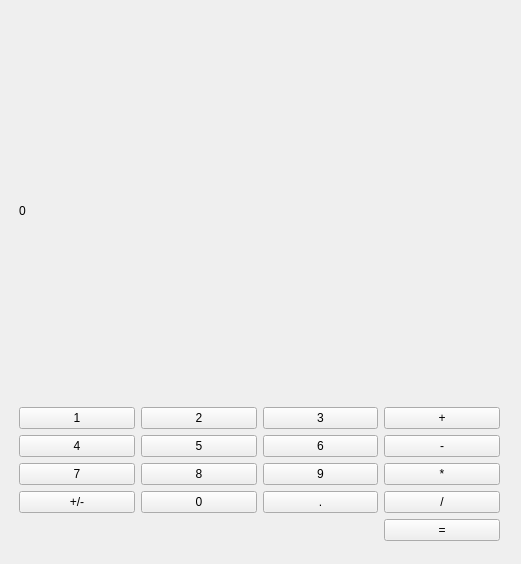
First picture: the form in calculator.ui, repository B54322/lessons, before the edit.
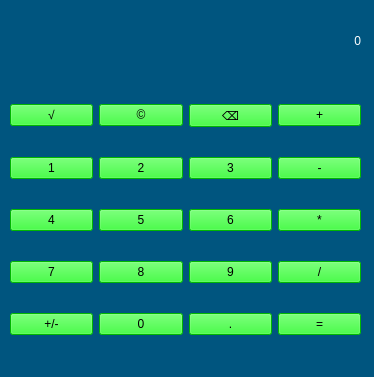
Second picture: the form after the edit. Icons and pictures are not drawn.

Patch:
```diff
--- a/calculator.ui
+++ b/calculator.ui
@@ -6,114 +6,72 @@
    <rect>
     <x>0</x>
     <y>0</y>
-    <width>521</width>
-    <height>564</height>
+    <width>374</width>
+    <height>377</height>
    </rect>
   </property>
   <property name="windowTitle">
-   <string>MainWindow</string>
+   <string>КАЛЬКУЛЯТОР</string>
+  </property>
+  <property name="windowIcon">
+   <iconset>
+    <normaloff>img/icon.ico</normaloff>img/icon.ico</iconset>
+  </property>
+  <property name="styleSheet">
+   <string notr="true">QMainWindow
+{
+	background-color: rgb(0, 85, 127);
+}
+
+QPushButton
+{
+	font: 700 24pt &quot;Script MT Bold&quot;;
+	background-color: rgb(0, 255, 0);
+}</string>
   </property>
   <widget class="QWidget" name="centralwidget">
    <widget class="QWidget" name="verticalLayoutWidget">
     <property name="geometry">
      <rect>
-      <x>19</x>
-      <y>20</y>
-      <width>481</width>
-      <height>521</height>
+      <x>10</x>
+      <y>80</y>
+      <width>351</width>
+      <height>281</height>
      </rect>
     </property>
-    <layout class="QVBoxLayout" name="verticalLayout">
-     <item>
-      <widget class="QLabel" name="screen">
-       <property name="text">
-        <string>0</string>
-       </property>
-      </widget>
-     </item>
-     <item>
       <layout class="QGridLayout" name="gridLayout">
-       <item row="3" column="0">
-        <widget class="QPushButton" name="plus_minus">
-         <property name="text">
-          <string>+/-</string>
-         </property>
-        </widget>
-       </item>
-       <item row="2" column="3">
-        <widget class="QPushButton" name="multiplication">
-         <property name="text">
-          <string>*</string>
-         </property>
-        </widget>
-       </item>
-       <item row="0" column="0">
-        <widget class="QPushButton" name="b1">
-         <property name="text">
-          <string>1</string>
-         </property>
-        </widget>
-       </item>
-       <item row="1" column="1">
-        <widget class="QPushButton" name="b5">
-         <property name="text">
-          <string>5</string>
-         </property>
-        </widget>
-       </item>
-       <item row="1" column="3">
-        <widget class="QPushButton" name="minus">
-         <property name="text">
-          <string>-</string>
-         </property>
-        </widget>
-       </item>
-       <item row="3" column="3">
-        <widget class="QPushButton" name="division">
-         <property name="text">
-          <string>/</string>
-         </property>
-        </widget>
-       </item>
-       <item row="1" column="0">
-        <widget class="QPushButton" name="b4">
-         <property name="text">
-          <string>4</string>
-         </property>
-        </widget>
-       </item>
-       <item row="2" column="1">
+     <item row="3" column="1">
         <widget class="QPushButton" name="b8">
          <property name="text">
           <string>8</string>
          </property>
         </widget>
        </item>
-       <item row="2" column="0">
-        <widget class="QPushButton" name="b7">
-         <property name="text">
-          <string>7</string>
-         </property>
-        </widget>
-       </item>
-       <item row="1" column="2">
+     <item row="2" column="2">
         <widget class="QPushButton" name="b6">
          <property name="text">
           <string>6</string>
          </property>
         </widget>
        </item>
-       <item row="2" column="2">
-        <widget class="QPushButton" name="b9">
+     <item row="1" column="3">
+      <widget class="QPushButton" name="minus">
          <property name="text">
-          <string>9</string>
+        <string>-</string>
          </property>
         </widget>
        </item>
-       <item row="0" column="1">
-        <widget class="QPushButton" name="b2">
+     <item row="2" column="1">
+      <widget class="QPushButton" name="b5">
          <property name="text">
-          <string>2</string>
+        <string>5</string>
+       </property>
+      </widget>
+     </item>
+     <item row="1" column="0">
+      <widget class="QPushButton" name="b1">
+       <property name="text">
+        <string>1</string>
          </property>
         </widget>
        </item>
@@ -125,26 +83,82 @@
         </widget>
        </item>
        <item row="3" column="2">
+      <widget class="QPushButton" name="b9">
+       <property name="text">
+        <string>9</string>
+       </property>
+      </widget>
+     </item>
+     <item row="4" column="0">
+      <widget class="QPushButton" name="plus_minus">
+       <property name="text">
+        <string>+/-</string>
+       </property>
+      </widget>
+     </item>
+     <item row="0" column="2">
+      <widget class="QPushButton" name="backspace">
+       <property name="text">
+        <string>⌫</string>
+       </property>
+      </widget>
+     </item>
+     <item row="4" column="2">
         <widget class="QPushButton" name="point">
          <property name="text">
           <string>.</string>
          </property>
         </widget>
        </item>
-       <item row="3" column="1">
-        <widget class="QPushButton" name="b0">
-         <property name="text">
-          <string>0</string>
-         </property>
-        </widget>
-       </item>
-       <item row="0" column="2">
+     <item row="1" column="2">
         <widget class="QPushButton" name="b3">
          <property name="text">
           <string>3</string>
          </property>
         </widget>
        </item>
+     <item row="2" column="0">
+      <widget class="QPushButton" name="b4">
+       <property name="text">
+        <string>4</string>
+       </property>
+      </widget>
+     </item>
+     <item row="3" column="0">
+      <widget class="QPushButton" name="b7">
+       <property name="text">
+        <string>7</string>
+       </property>
+      </widget>
+     </item>
+     <item row="1" column="1">
+      <widget class="QPushButton" name="b2">
+       <property name="text">
+        <string>2</string>
+       </property>
+      </widget>
+     </item>
+     <item row="4" column="1">
+      <widget class="QPushButton" name="b0">
+       <property name="text">
+        <string>0</string>
+       </property>
+      </widget>
+     </item>
+     <item row="2" column="3">
+      <widget class="QPushButton" name="multiplication">
+       <property name="text">
+        <string>*</string>
+       </property>
+      </widget>
+     </item>
+     <item row="3" column="3">
+      <widget class="QPushButton" name="division">
+       <property name="text">
+        <string>/</string>
+       </property>
+      </widget>
+     </item>
        <item row="4" column="3">
         <widget class="QPushButton" name="equal">
          <property name="text">
@@ -152,10 +166,43 @@
          </property>
         </widget>
        </item>
-      </layout>
+     <item row="0" column="0">
+      <widget class="QPushButton" name="sqrt">
+       <property name="text">
+        <string>√</string>
+       </property>
+      </widget>
      </item>
+     <item row="0" column="1">
+      <widget class="QPushButton" name="clear">
+       <property name="text">
+        <string>©</string>
+       </property>
+      </widget>
+     </item>
     </layout>
    </widget>
+   <widget class="QLabel" name="screen">
+    <property name="geometry">
+     <rect>
+      <x>10</x>
+      <y>10</y>
+      <width>351</width>
+      <height>61</height>
+     </rect>
+    </property>
+    <property name="styleSheet">
+     <string notr="true">color: rgb(255, 255, 255);
+font: 700 60pt &quot;Script MT Bold&quot;;
+</string>
+    </property>
+    <property name="text">
+     <string>0</string>
+    </property>
+    <property name="alignment">
+     <set>Qt::AlignRight|Qt::AlignTrailing|Qt::AlignVCenter</set>
+    </property>
+   </widget>
   </widget>
  </widget>
  <resources/>
```
Left out of the diff: 2 changed lines with no effect on the pictures. Lines whose indentation alone changed are shown as unchanged.
